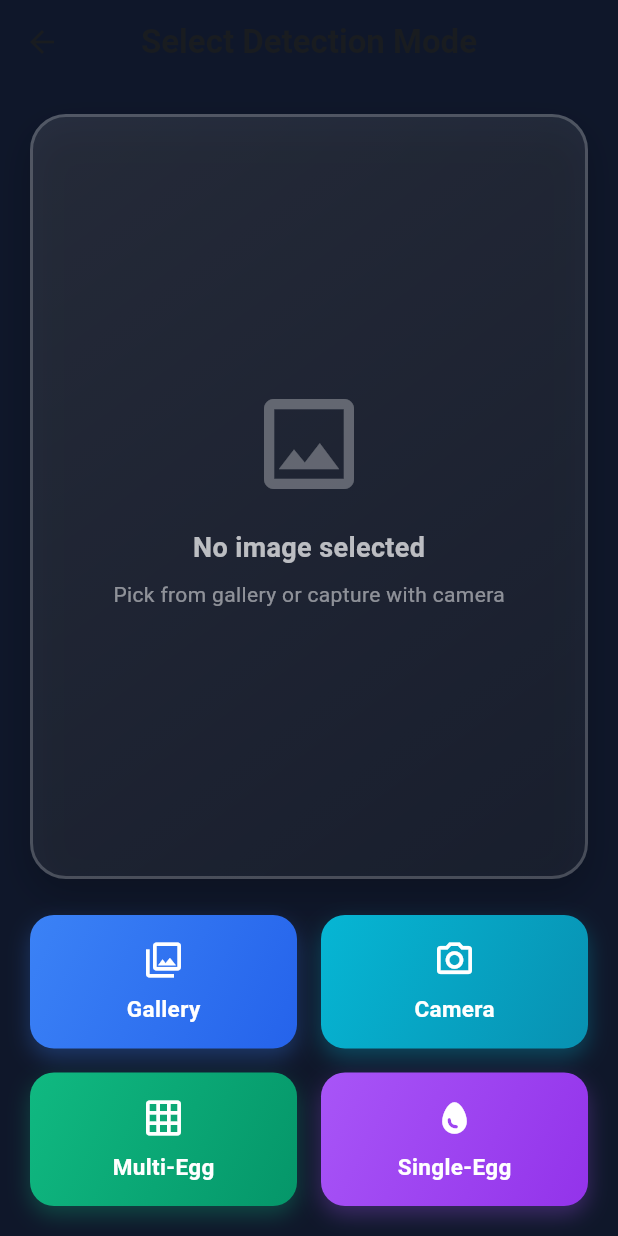
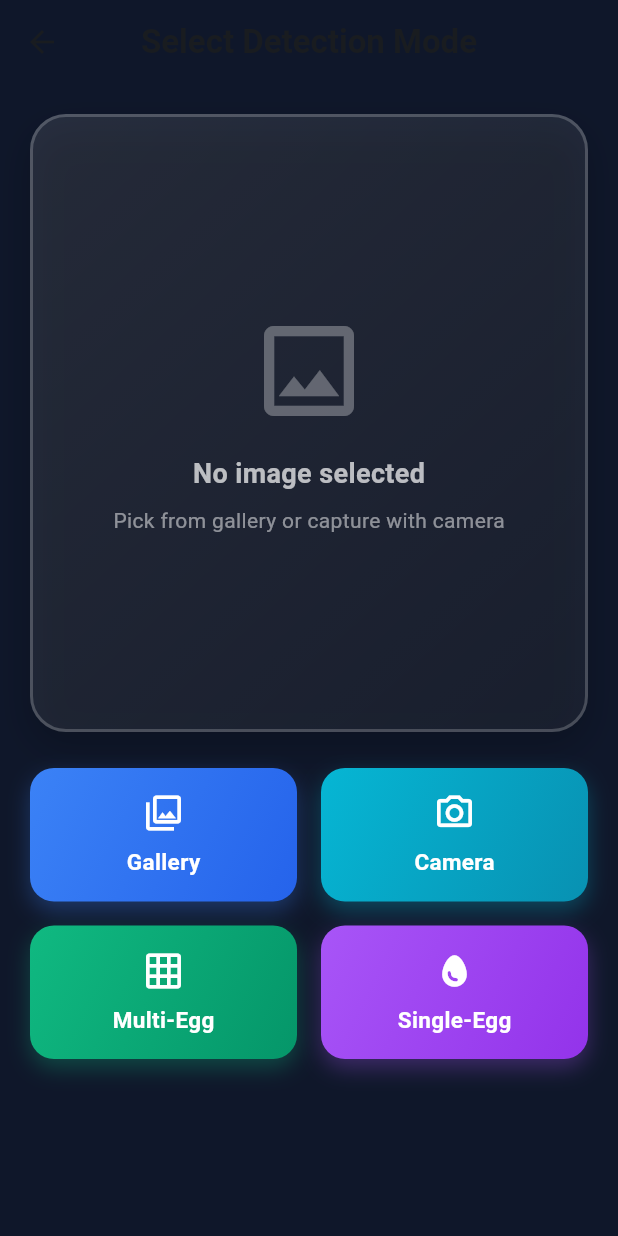
Before and after one commit to hasanqadir012/poultech-flutter, a Flutter app: the screen it shows after launch, after a tap on "Detect Eggs", on a phone screen of 412 x 824 dp. Run offline on Flutter 3.47's test engine with Material 3 defaults, Android fonts, the phone set to English and light mode, and no system bars; our stand-ins replace flutter_dotenv, image_picker; statements that could not run were skipped.

Commit message:
feat: Introduce image upload screen and ONNX inference service for image detection.

```diff
--- a/lib/screens/home_dashboard.dart
+++ b/lib/screens/home_dashboard.dart
@@ -26,10 +26,10 @@ class HomeDashboard extends StatelessWidget {
               // Main content
               Expanded(
                 child: SingleChildScrollView(
-                  padding: const EdgeInsets.symmetric(horizontal: 20),
+                  padding: const EdgeInsets.fromLTRB(20, 0, 20, 20),
                   child: Column(
                     children: [
-                      const SizedBox(height: 24),
+                      const SizedBox(height: 12),
 
                       // Primary action card (Detect Eggs)
                       _buildPrimaryCard(
@@ -42,7 +42,7 @@ class HomeDashboard extends StatelessWidget {
                         onTap: () => _navigateTo(context, const ImageUploadScreen()),
                       ),
 
-                      const SizedBox(height: 20),
+                      const SizedBox(height: 12),
 
                       // Secondary action cards
                       Row(
@@ -71,12 +71,12 @@ class HomeDashboard extends StatelessWidget {
                         ],
                       ),
 
-                      const SizedBox(height: 24),
+                      const SizedBox(height: 12),
 
                       // Info cards
                       _buildInfoSection(),
 
-                      const SizedBox(height: 24),
+                      const SizedBox(height: 12),
                     ],
                   ),
                 ),
@@ -90,7 +90,7 @@ class HomeDashboard extends StatelessWidget {
 
   Widget _buildHeader() {
     return Container(
-      padding: const EdgeInsets.fromLTRB(20, 20, 20, 16),
+      padding: const EdgeInsets.fromLTRB(20, 12, 20, 12),
       child: Column(
         crossAxisAlignment: CrossAxisAlignment.start,
         children: [
@@ -158,7 +158,7 @@ class HomeDashboard extends StatelessWidget {
     return GestureDetector(
       onTap: onTap,
       child: Container(
-        height: 225,
+        height: 190,
         decoration: BoxDecoration(
           borderRadius: BorderRadius.circular(28),
           gradient: LinearGradient(
@@ -204,67 +204,73 @@ class HomeDashboard extends StatelessWidget {
 
             // Content
             Padding(
-              padding: const EdgeInsets.all(24),
+              padding: const EdgeInsets.all(18),
               child: Column(
                 crossAxisAlignment: CrossAxisAlignment.start,
                 mainAxisAlignment: MainAxisAlignment.spaceBetween,
+                mainAxisSize: MainAxisSize.min,
                 children: [
                   Column(
                     crossAxisAlignment: CrossAxisAlignment.start,
+                    mainAxisSize: MainAxisSize.min,
                     children: [
                       Container(
-                        padding: const EdgeInsets.all(14),
+                        padding: const EdgeInsets.all(10),
                         decoration: BoxDecoration(
                           color: Colors.white.withOpacity(0.25),
-                          borderRadius: BorderRadius.circular(16),
+                          borderRadius: BorderRadius.circular(14),
                         ),
                         child: Icon(
                           icon,
                           color: Colors.white,
-                          size: 32,
+                          size: 26,
                         ),
                       ),
-                      const SizedBox(height: 16),
+                      const SizedBox(height: 10),
                       Text(
                         title,
                         style: const TextStyle(
                           color: Colors.white,
-                          fontSize: 26,
+                          fontSize: 22,
                           fontWeight: FontWeight.bold,
                           letterSpacing: -0.5,
                         ),
                       ),
-                      const SizedBox(height: 6),
+                      const SizedBox(height: 4),
                       Text(
                         subtitle,
                         style: TextStyle(
                           color: Colors.white.withOpacity(0.9),
-                          fontSize: 15,
+                          fontSize: 13,
                           fontWeight: FontWeight.w500,
                         ),
                       ),
                     ],
                   ),
+                  const SizedBox(height: 8),
                   Row(
                     mainAxisAlignment: MainAxisAlignment.spaceBetween,
+                    crossAxisAlignment: CrossAxisAlignment.center,
                     children: [
-                      Text(
-                        description,
-                        style: TextStyle(
-                          color: Colors.white.withOpacity(0.8),
-                          fontSize: 13,
+                      Flexible(
+                        child: Text(
+                          description,
+                          style: TextStyle(
+                            color: Colors.white.withOpacity(0.8),
+                            fontSize: 12,
+                          ),
                         ),
                       ),
                       Container(
-                        padding: const EdgeInsets.all(8),
+                        padding: const EdgeInsets.all(6),
                         decoration: BoxDecoration(
                           color: Colors.white.withOpacity(0.2),
-                          borderRadius: BorderRadius.circular(12),
+                          borderRadius: BorderRadius.circular(10),
                         ),
                         child: const Icon(
                           Icons.arrow_forward,
                           color: Colors.white,
-                          size: 20,
+                          size: 18,
                         ),
                       ),
                     ],
@@ -289,7 +295,7 @@ class HomeDashboard extends StatelessWidget {
     return GestureDetector(
       onTap: onTap,
       child: Container(
-        height: 160,
+        height: 138,
         decoration: BoxDecoration(
           borderRadius: BorderRadius.circular(24),
           gradient: LinearGradient(
@@ -323,40 +329,43 @@ class HomeDashboard extends StatelessWidget {
 
             // Content
             Padding(
-              padding: const EdgeInsets.all(20),
+              padding: const EdgeInsets.all(16),
               child: Column(
                 crossAxisAlignment: CrossAxisAlignment.start,
                 mainAxisAlignment: MainAxisAlignment.spaceBetween,
+                mainAxisSize: MainAxisSize.min,
                 children: [
                   Container(
-                    padding: const EdgeInsets.all(12),
+                    padding: const EdgeInsets.all(10),
                     decoration: BoxDecoration(
                       color: Colors.white.withOpacity(0.25),
-                      borderRadius: BorderRadius.circular(14),
+                      borderRadius: BorderRadius.circular(12),
                     ),
                     child: Icon(
                       icon,
                       color: Colors.white,
-                      size: 26,
+                      size: 22,
                     ),
                   ),
+                  const SizedBox(height: 8),
                   Column(
                     crossAxisAlignment: CrossAxisAlignment.start,
+                    mainAxisSize: MainAxisSize.min,
                     children: [
                       Text(
                         title,
                         style: const TextStyle(
                           color: Colors.white,
-                          fontSize: 18,
+                          fontSize: 16,
                           fontWeight: FontWeight.bold,
                         ),
                       ),
-                      const SizedBox(height: 4),
+                      const SizedBox(height: 2),
                       Text(
                         subtitle,
                         style: TextStyle(
                           color: Colors.white.withOpacity(0.85),
-                          fontSize: 13,
+                          fontSize: 12,
                         ),
                       ),
                     ],
--- a/lib/screens/upload_screen.dart
+++ b/lib/screens/upload_screen.dart
@@ -56,13 +56,14 @@ class _ImageUploadScreenState extends State<ImageUploadScreen> {
         elevation: 0,
         centerTitle: true,
       ),
-      body: Padding(
+      body: SafeArea(
+        child: SingleChildScrollView(
           padding: const EdgeInsets.all(20.0),
           child: Column(
             children: [
               // Image preview area
-            Expanded(
-              child: Container(
+              Container(
+                height: MediaQuery.of(context).size.height * 0.5,
                 width: double.infinity,
                 decoration: BoxDecoration(
                   borderRadius: BorderRadius.circular(24),
@@ -119,7 +120,6 @@ class _ImageUploadScreenState extends State<ImageUploadScreen> {
                         ),
                 ),
               ),
-            ),
               const SizedBox(height: 24),
 
               // Image source buttons
@@ -171,6 +171,7 @@ class _ImageUploadScreenState extends State<ImageUploadScreen> {
             ],
           ),
         ),
+      ),
     );
   }
 
```
Also changed, not shown: lib/services/onnx_service.dart (+39 -50 lines), pubspec.lock. Lines whose indentation alone changed are shown as unchanged.
